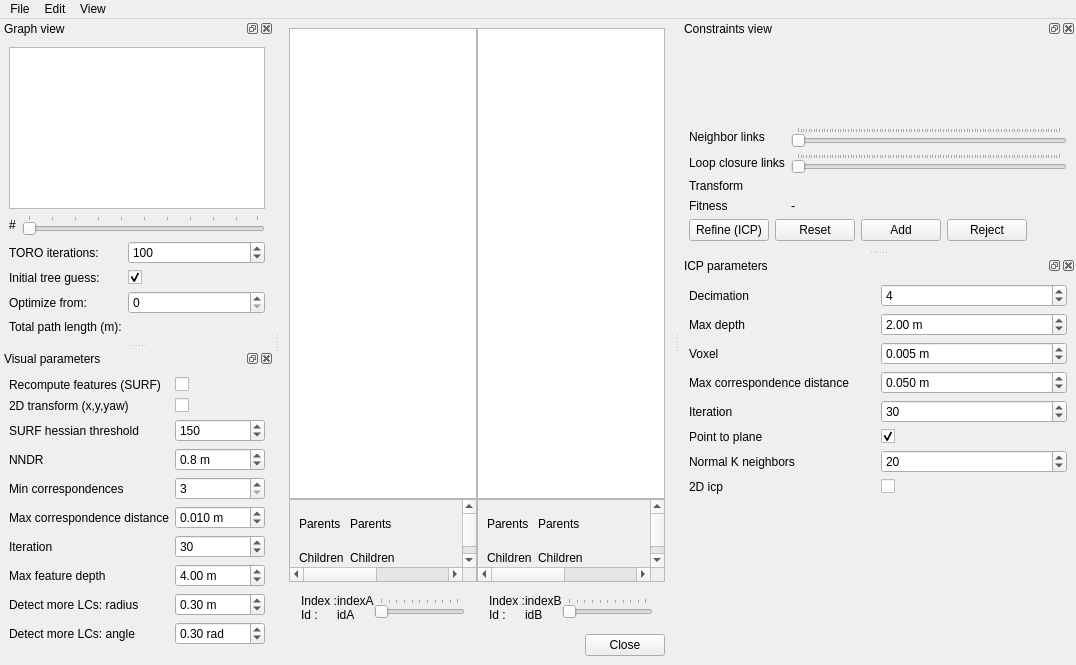
Before: the Qt Designer form guilib/src/ui/DatabaseViewer.ui in introlab/rtabmap, drawn with Qt 5.
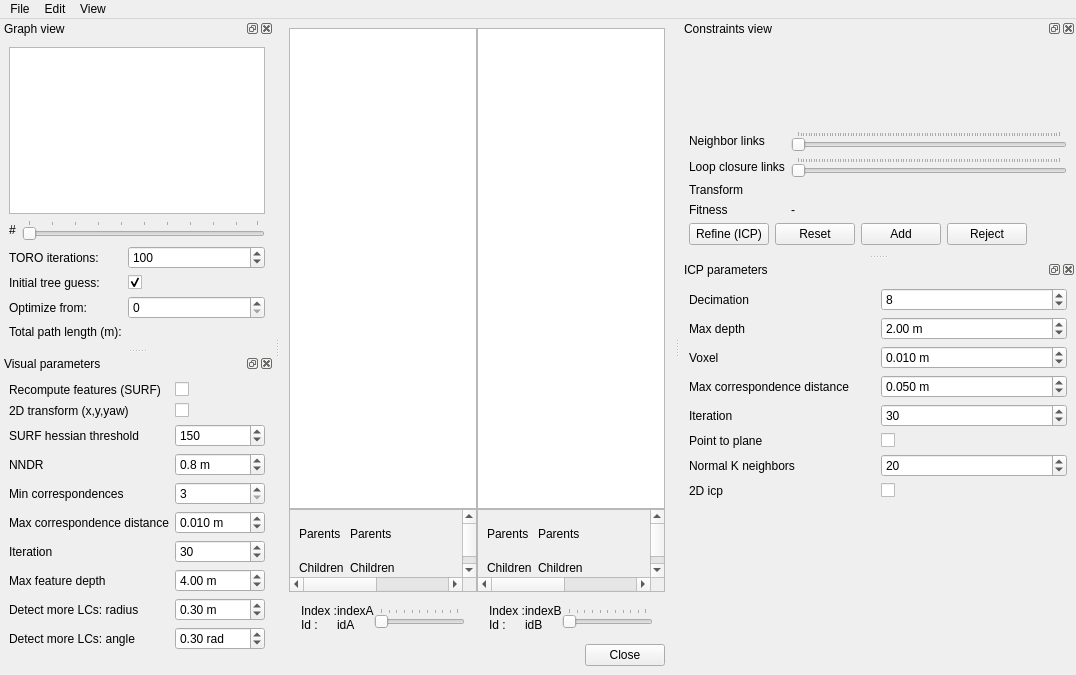
After: the same form once the commit is applied. Custom widgets are drawn as their Qt base class.

Commit message: databaseViewer: updated default ICP parameters, and optimized view of the constraints while refining

Patch:
```diff
--- a/guilib/src/ui/DatabaseViewer.ui
+++ b/guilib/src/ui/DatabaseViewer.ui
@@ -7,7 +7,7 @@
     <x>0</x>
     <y>0</y>
     <width>1076</width>
-    <height>665</height>
+    <height>675</height>
    </rect>
   </property>
   <property name="windowTitle">
@@ -565,11 +565,11 @@
           <number>1</number>
          </property>
          <property name="maximum">
+          <number>16</number>
+         </property>
+         <property name="value">
           <number>8</number>
          </property>
-         <property name="value">
-          <number>4</number>
-         </property>
         </widget>
        </item>
        <item row="1" column="0">
@@ -614,7 +614,7 @@
           <double>1.000000000000000</double>
          </property>
          <property name="value">
-          <double>0.005000000000000</double>
+          <double>0.010000000000000</double>
          </property>
         </widget>
        </item>
@@ -670,7 +670,7 @@
           <string/>
          </property>
          <property name="checked">
-          <bool>true</bool>
+          <bool>false</bool>
          </property>
         </widget>
        </item>
```
The commit also changes 1 other file.
